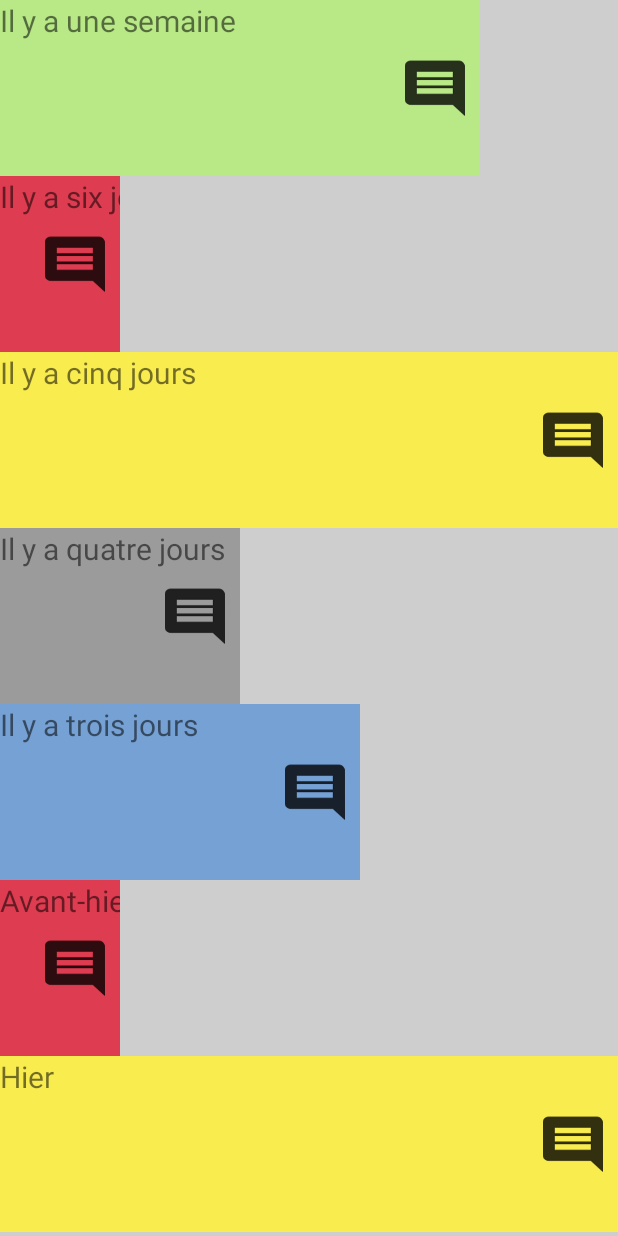
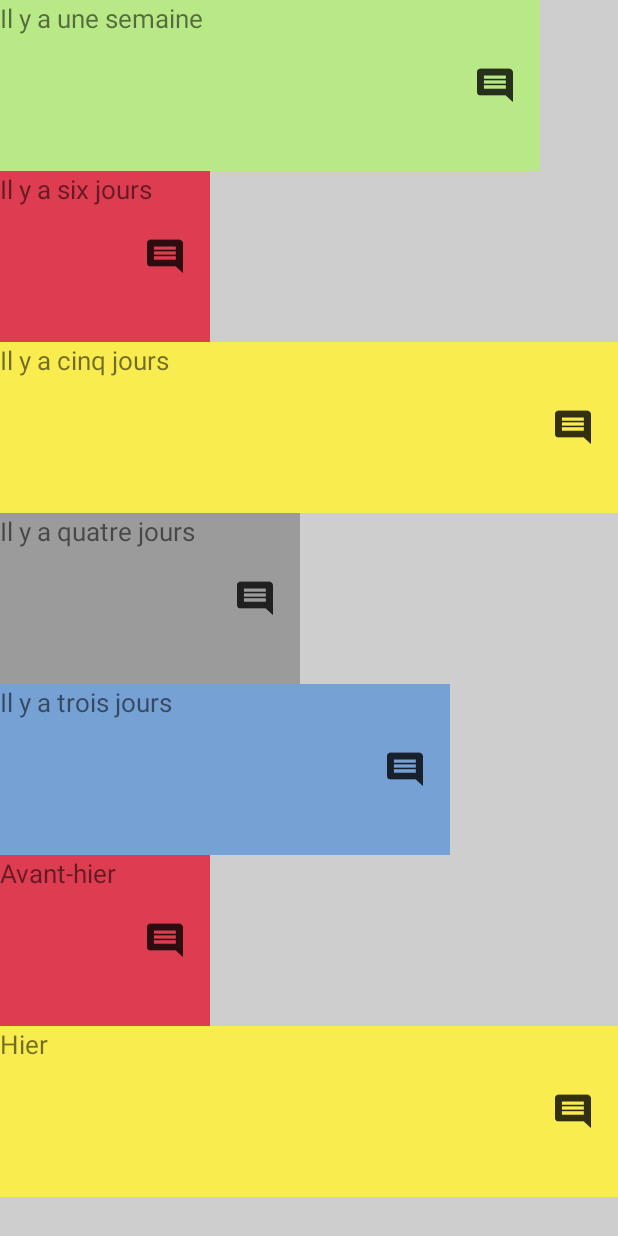
Before and after one commit to MiguelFerreiraMendes/MoodTacker, an Android app: the View_history_recycler_view screen opened directly, with no data from a screen before it, on a phone screen of 412 x 824 dp. Run offline under Robolectric (Android 15) with nearby library versions, the phone set to English and light mode, and no system bars.

Commit message:
The moodadapter now display correctly the height and weight. The historycell_recycleview XML is now correctly designed. ( Reworked on size of the items )

```diff
--- a/app/src/main/java/com/miguel/moodtracker/controller/MoodHistoryAdapter.java
+++ b/app/src/main/java/com/miguel/moodtracker/controller/MoodHistoryAdapter.java
@@ -18,12 +18,12 @@ import java.util.List;
 
 class MoodHistoryAdapter extends RecyclerView.Adapter<MyViewHolder> {
 
-    List<Mood_history> mmoodlist;
-    Context mContext;
-    SharedPreferences mSharedPreferences;
-    int mwidth;
-    int mheight;
-    int index = 0;
+    private List<Mood_history> mmoodlist;
+    private Context mContext;
+    private SharedPreferences mSharedPreferences;
+    private int mwidth;
+    private int mheight;
+    private int index = 0;
 
 
     MoodHistoryAdapter(List<Mood_history> moodlist, Context context){
@@ -45,7 +45,7 @@ class MoodHistoryAdapter extends RecyclerView.Adapter<MyViewHolder> {
     public void onBindViewHolder(MyViewHolder myViewHolder, int position) {
         myViewHolder.displayColor(mmoodlist.get(position));
         myViewHolder.displaymoodWidth(mmoodlist.get(position), mwidth);
-        myViewHolder.displaymoodHeight(mheight / 7);
+        myViewHolder.displaymoodHeight(mheight /7);
         myViewHolder.displayText(index);
         index++;
 
@@ -90,16 +90,16 @@ class MyViewHolder extends RecyclerView.ViewHolder {
                 mBackgroundColor.setMaxWidth(width);
                 break;
             case -4658810:
-                mBackgroundColor.setMaxWidth((width / 100)* 80);
+                mBackgroundColor.setMaxWidth((width / 100)* 90);
                 break;
             case -1522103591:
-                mBackgroundColor.setMaxWidth((width / 100)* 60);
+                mBackgroundColor.setMaxWidth((width / 100)* 75);
                 break;
             case -6579301:
-                mBackgroundColor.setMaxWidth((width / 100)* 40);
+                mBackgroundColor.setMaxWidth((width / 100)* 50);
                 break;
             case -2212784:
-                mBackgroundColor.setMaxWidth((width / 100)* 20);
+                mBackgroundColor.setMaxWidth((width / 100)* 35);
                 break;
             default:
                 mBackgroundColor.setMaxWidth(width);
@@ -139,4 +139,5 @@ class MyViewHolder extends RecyclerView.ViewHolder {
         }
 
     }
+
 }
--- a/app/src/main/java/com/miguel/moodtracker/controller/View_history_recycler_view.java
+++ b/app/src/main/java/com/miguel/moodtracker/controller/View_history_recycler_view.java
@@ -31,6 +31,8 @@ public class View_history_recycler_view extends AppCompatActivity {
         LinearLayout mLinearLayout;
         long timestamp = System.currentTimeMillis();
         SharedPreferences mSharedPreferences = this.getSharedPreferences("display size", MODE_PRIVATE);
+        int ressourceID = getResources().getIdentifier("status_bar_height", "dimen", "android");
+        int barheight = getResources().getDimensionPixelSize(ressourceID);
 
         Display display = getWindowManager().getDefaultDisplay();
         Point size = new Point();
@@ -43,17 +45,16 @@ public class View_history_recycler_view extends AppCompatActivity {
 
 
 
-
-
         mLinearLayout = findViewById(R.id.linearlayout_recycleview);
         mRecyclerView = findViewById(R.id.recyclerView);
 
        //int width = mLinearLayout.getWidth();
        //int height = mLinearLayout.getHeight();
+        int screenHeight = height - barheight;
 
         mSharedPreferences.edit()
                 .putInt("width", width)
-                .putInt("height", height)
+                .putInt("height", screenHeight)
                 .apply();
 
         mmood_list = new ArrayList<>();
--- a/app/src/main/res/layout/historycell_recycleview.xml
+++ b/app/src/main/res/layout/historycell_recycleview.xml
@@ -9,9 +9,9 @@
     <TextView
         android:id="@+id/Il_y_a_x_Temps"
         android:layout_width="wrap_content"
-        android:layout_height="wrap_content"
+        android:layout_height="80dp"
         android:text="Il_y_a_x_temps"
-        android:textSize="20sp"
+        android:textSize="17sp"
         app:layout_constraintStart_toStartOf="parent"
         app:layout_constraintTop_toTopOf="parent" />
 
@@ -22,6 +22,8 @@
         android:layout_marginEnd="10dp"
         android:background="@android:color/transparent"
         android:contentDescription="TODO"
+        android:scaleX="0.6"
+        android:scaleY="0.6"
         android:src="@drawable/ic_comment_black_48px"
         app:layout_constraintBottom_toBottomOf="parent"
         app:layout_constraintEnd_toEndOf="parent"
```
